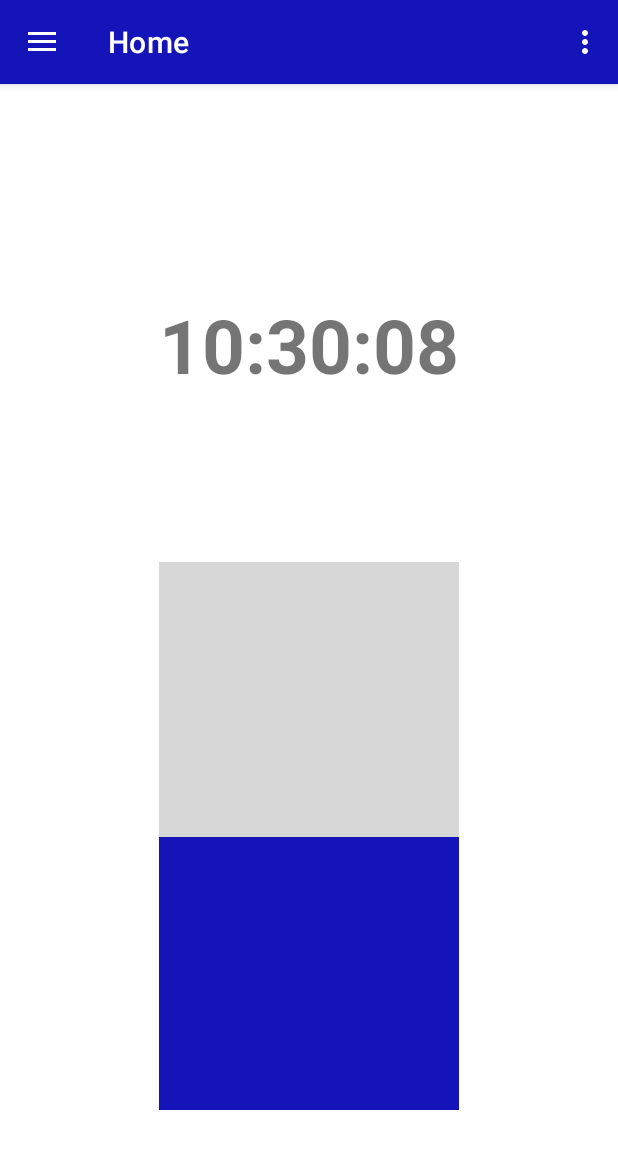
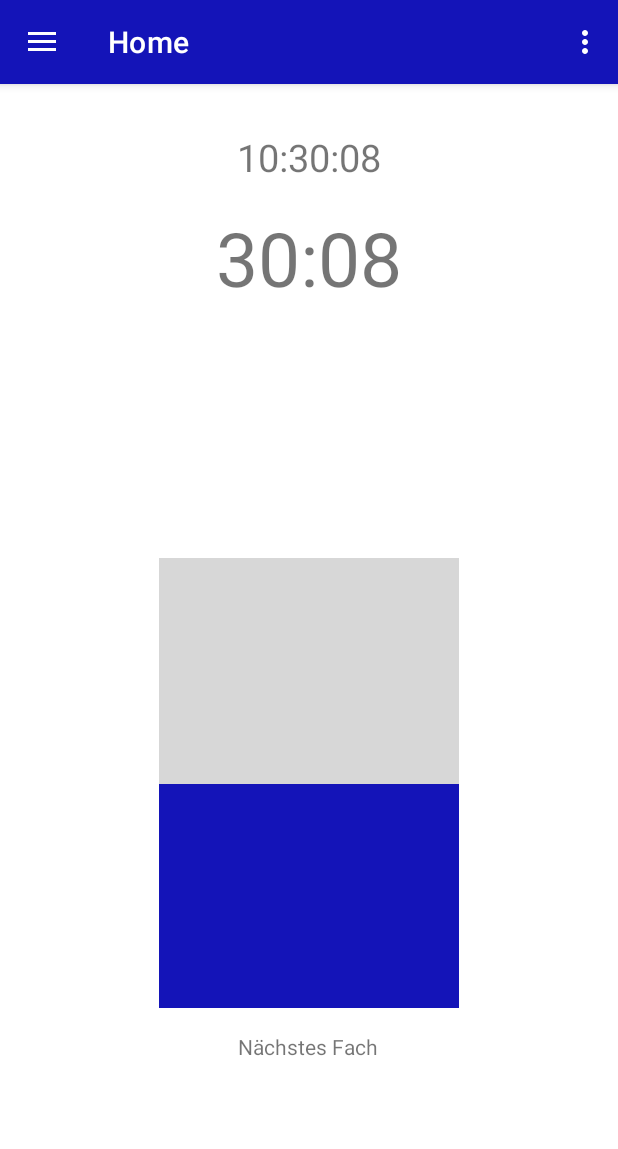
Before and after one commit to Volvo7700/TeachersEssentials, an Android app: the screen it shows after launch (MainActivity), on a phone screen of 412 x 824 dp. Shown: the top 1149 px of the screen. Run offline under Robolectric (Android 15) with nearby library versions, the phone set to English and light mode, and no system bars; our stand-ins replace navigation-ui.

Commit message:
Anzeige der Verbleibenden Zeit angepasst, zeit bis zum Beginn der nächsten Stunde hinzugefügt (nicht fertig)

```diff
--- a/app/src/main/java/de/teachersessentials/Fontsize.java
+++ b/app/src/main/java/de/teachersessentials/Shared.java
@@ -1,5 +1,5 @@
 package de.teachersessentials;
 
-public class Fontsize {
+public class Shared {
     public static int fontsize = 25;
 }
--- a/app/src/main/java/de/teachersessentials/ui/home/HomeFragment.java
+++ b/app/src/main/java/de/teachersessentials/ui/home/HomeFragment.java
@@ -16,9 +16,8 @@ import androidx.fragment.app.Fragment;
 import java.text.SimpleDateFormat;
 import java.util.Date;
 import java.util.Locale;
-import java.util.TimeZone;
 
-import de.teachersessentials.Fontsize;
+import de.teachersessentials.Shared;
 import de.teachersessentials.databinding.FragmentHomeBinding;
 import de.teachersessentials.R;
 
@@ -26,9 +25,9 @@ public class HomeFragment extends Fragment {
 
     private FragmentHomeBinding binding;
     private TextView clockTextView;
+    private TextView timeLeftView;
     private Handler handler;
     private ProgressBar showProgress;
-    private SimpleDateFormat dateFormat;
     private final ColorStateList colorRed = new ColorStateList(new int[][] {new int[] {} }, new int[] {Color.RED});
     private final ColorStateList colorBlue = new ColorStateList(new int[][] {new int[] {} }, new int[] {Color.parseColor("#1414B8")});
 
@@ -38,29 +37,46 @@ public class HomeFragment extends Fragment {
         binding = FragmentHomeBinding.inflate(inflater, container, false);
         View root = binding.getRoot();
 
+        //anzeige der Uhrzeit
         clockTextView = root.findViewById(R.id.clock_text_view);
-        clockTextView.setTextSize((float) (Fontsize.fontsize*2));
+        clockTextView.setTextSize((float) (Shared.fontsize)); //Schriftgröße Uhr wird angepasst
+
+        //Anzeige der verbleibenden Zeit
+        timeLeftView = root.findViewById(R.id.time_left_view);
+        timeLeftView.setTextSize((float) (Shared.fontsize*2)); //Schriftgröße des Timers wird angepasst
+
+        //ProgressBar
         showProgress = root.findViewById(R.id.progress_bar);
+
         handler = new Handler();
-
         updateClock();
+        updateTimeLeft();
 
         return root;
     }
 
     private void updateClock() {
         //Zeit wird abgerufen
-            dateFormat = new SimpleDateFormat("HH:mm:ss", Locale.getDefault());
-            dateFormat.setTimeZone(TimeZone.getDefault());
-        String clockText = dateFormat.format(new Date());
+        SimpleDateFormat dateFormatClock = new SimpleDateFormat("HH:mm:ss", Locale.getDefault());
+        String clockText = dateFormatClock.format(new Date());
         //Zeit wird ins Widget gefüllt
         clockTextView.setText(clockText);
+
         //progress bar wird aufgefüllt
         updateProgress();
-        handler.postDelayed(() -> { //handler erst hier, damit beim ersten erstellen kein delay auftritt
         //updateClock wird wieder aufgerufen, damit die Uhr jede Sekunde weitertickt
-            updateClock();
-        }, 1000); //Uhr updated jede Sekunde
+        handler.postDelayed(this::updateClock, 1000); //Uhr updated jede Sekunde
+    }
+
+    private void updateTimeLeft() { //noch nicht fertig
+        SimpleDateFormat timeLeftFormat = new SimpleDateFormat("mm:ss", Locale.getDefault());
+        String TimeLeftText = timeLeftFormat.format(new Date());
+
+        timeLeftView.setText(TimeLeftText);
+        //progress bar wird aufgefüllt
+        updateProgress();
+        //updateClock wird wieder aufgerufen, damit die Uhr jede Sekunde weitertickt
+        handler.postDelayed(this::updateTimeLeft, 1000); //Uhr updated jede Sekunde
     }
 
     private void updateProgress() {
--- a/app/src/main/res/layout/fragment_home.xml
+++ b/app/src/main/res/layout/fragment_home.xml
@@ -11,30 +11,49 @@
         android:layout_width="wrap_content"
         android:layout_height="wrap_content"
         android:layout_centerInParent="true"
-        android:textStyle="bold"
-        app:layout_constraintBottom_toBottomOf="parent"
+        android:textSize="25sp"
+        android:layout_marginTop="32dp"
         app:layout_constraintEnd_toEndOf="parent"
         app:layout_constraintStart_toStartOf="parent"
-        app:layout_constraintTop_toTopOf="parent"
-        app:layout_constraintVertical_bias="0.2" />
+        app:layout_constraintTop_toTopOf="parent" />
+
+    <TextView
+        android:id="@+id/time_left_view"
+        android:layout_width="wrap_content"
+        android:layout_height="wrap_content"
+        android:layout_marginTop="16dp"
+        app:layout_constraintEnd_toEndOf="parent"
+        app:layout_constraintStart_toStartOf="parent"
+        app:layout_constraintTop_toBottomOf="@+id/clock_text_view" />
 
     <ProgressBar
         android:id="@+id/progress_bar"
         style="?android:attr/progressBarStyleHorizontal"
-        android:layout_width="365dp"
-        android:layout_height="180dp"
+        android:layout_width="300dp"
+        android:layout_height="200dp"
         android:layout_alignParentBottom="true"
         android:max="3600000"
-        android:progress="0"
         android:progressTint="@color/blue"
         android:rotation="-90"
         android:scaleY="50"
         app:layout_constraintBottom_toBottomOf="parent"
         app:layout_constraintEnd_toEndOf="parent"
-        app:layout_constraintHorizontal_bias="0.5"
         app:layout_constraintStart_toStartOf="parent"
         app:layout_constraintTop_toTopOf="parent"
-        app:layout_constraintVertical_bias="0.7" />
+        app:layout_constraintVertical_bias="0.644" />
+    <!--        bei manchen Seitenlängen wird die Progressbar nicht richtig zentriert-->
+
+    <TextView
+        android:id="@+id/naechstes_fach"
+        android:layout_width="wrap_content"
+        android:layout_height="wrap_content"
+        android:layout_marginTop="66dp"
+        android:text="Nächstes Fach"
+        app:layout_constraintEnd_toEndOf="parent"
+        app:layout_constraintHorizontal_bias="0.498"
+        app:layout_constraintStart_toStartOf="parent"
+        app:layout_constraintTop_toBottomOf="@+id/progress_bar" />
+
     <!--ist bischen komisch, die progressBar zu zentrieren-->
 
 </androidx.constraintlayout.widget.ConstraintLayout>
```
Also changed, not shown: app/src/main/java/de/teachersessentials/ui/settings/SettingsFragment.java (+6 -6 lines), app/src/main/res/values/colors.xml (+12 -14 lines). Lines whose indentation alone changed are shown as unchanged.
